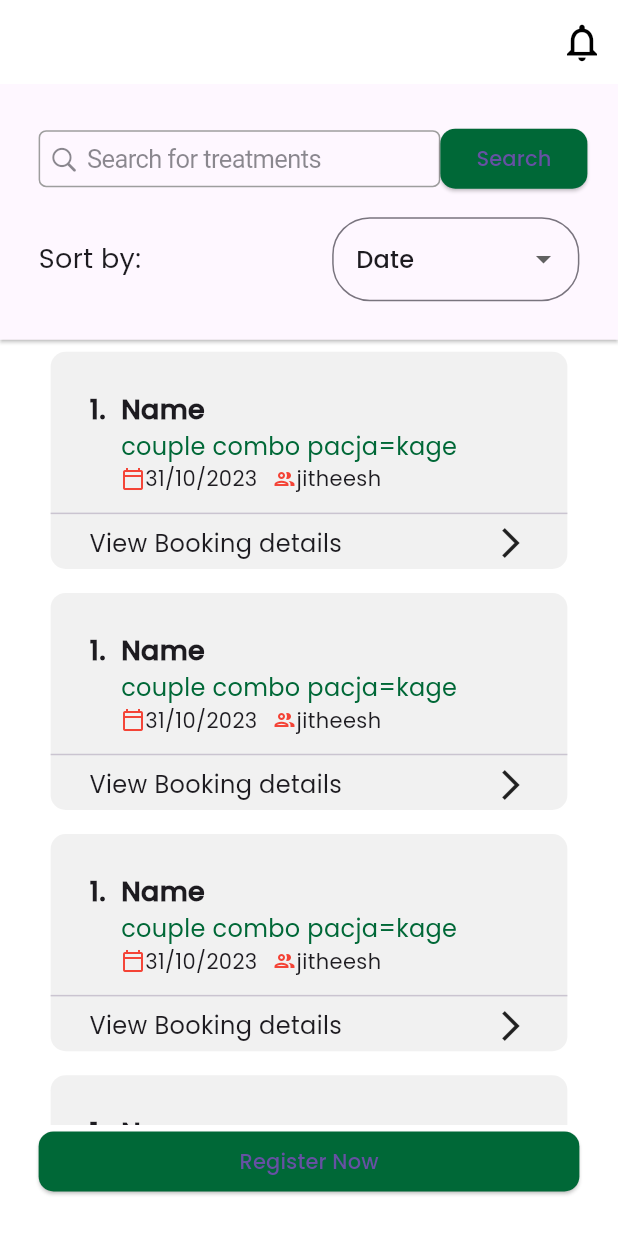
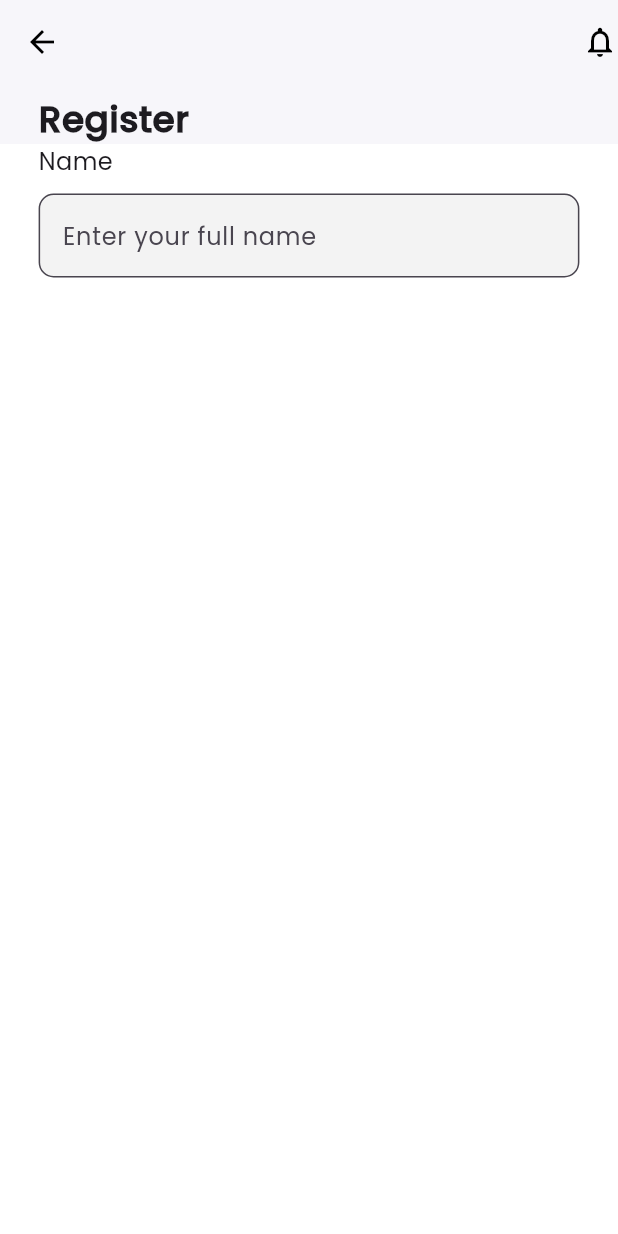
Before and after one commit to Athulprakash02/patient-manager, a Flutter app: the HomeScreen screen opened directly, after a tap on "Register Now", on a phone screen of 412 x 824 dp. Run offline on Flutter 3.47's test engine with Material 3 defaults, Android fonts, the phone set to English and light mode, and no system bars; our stand-ins replace shared_preferences; accounts and stored records are empty.

Commit message:
register screen widget created for textfeild

```diff
--- a/lib/views/Register/register.dart
+++ b/lib/views/Register/register.dart
@@ -0,0 +1,56 @@
+import 'package:flutter/material.dart';
+import 'package:patient_manager/views/Register/widgets/details_textfeild_widget.dart';
+
+class RegisterPateinetScreen extends StatelessWidget {
+  RegisterPateinetScreen({super.key});
+  final TextEditingController nameTextController = TextEditingController();
+  final TextEditingController whatsappNumberController =
+      TextEditingController();
+  final TextEditingController addressTextController = TextEditingController();
+  final TextEditingController totalAmountyTextController =
+      TextEditingController();
+  final TextEditingController discountAmountTextController =
+      TextEditingController();
+  final TextEditingController advanceAmountTextController =
+      TextEditingController();
+  final TextEditingController balanceAmountTextController =
+      TextEditingController();
+
+  @override
+  Widget build(BuildContext context) {
+    Size size = MediaQuery.sizeOf(context);
+    return Scaffold(
+      appBar: AppBar(
+        elevation: 1,
+        actions: [Icon(Icons.notifications_none_outlined)],
+        bottom: PreferredSize(
+            preferredSize: Size(size.width, 40),
+            child: Padding(
+              padding: EdgeInsets.symmetric(horizontal: size.width / 16),
+              child: Row(
+                children: [
+                  Text(
+                    'Register',
+                    style: TextStyle(
+                      fontSize: 24,
+                      fontWeight: FontWeight.bold,
+                    ),
+                  ),
+                ],
+              ),
+            )),
+      ),
+      body: SafeArea(
+          child: Column(
+        children: [
+          DetailsTextFeildWidget(
+              size: size,
+              title: 'Name',
+              hintText: 'Enter your full name',
+              controller: nameTextController,
+              keyBoardType: TextInputType.name)
+        ],
+      )),
+    );
+  }
+}
--- /dev/null
+++ b/lib/views/Register/widgets/details_textfeild_widget.dart
@@ -0,0 +1,47 @@
+
+import 'package:flutter/material.dart';
+
+class DetailsTextFeildWidget extends StatelessWidget {
+  const DetailsTextFeildWidget({
+    super.key,
+    required this.size, required this.title, required this.hintText, required this.controller, required this.keyBoardType,
+  });
+ final Size size;
+  final String title;
+  final String hintText;
+
+  final TextEditingController controller;
+  final TextInputType keyBoardType;
+
+
+  @override
+  Widget build(BuildContext context) {
+    return Padding(
+      padding: EdgeInsets.only(left:size.width/16, right: size.width/16,),
+      child: Column(
+        crossAxisAlignment: CrossAxisAlignment.start,
+        children: [
+    Text(
+     title ,
+      style: const TextStyle(fontSize: 16),
+    ),
+    const SizedBox(
+      height: 10,
+    ),
+    TextFormField(
+      keyboardType: keyBoardType,
+
+      controller: controller,
+      decoration: InputDecoration(
+        hintText: hintText,
+          fillColor: Color.fromARGB(79, 217, 217, 217),
+          filled: true,
+          border: OutlineInputBorder(
+
+              borderRadius: BorderRadius.circular(10))),
+    )
+        ],
+      ),
+    );
+  }
+}
--- a/lib/views/auth/widgets/login_textfeild_widget.dart
+++ b/lib/views/auth/widgets/login_textfeild_widget.dart
@@ -35,7 +35,7 @@ class LoginTextFeildWidget extends StatelessWidget {
             controller: controller,
             decoration: InputDecoration(
               hintText: hintText,
-                fillColor: const Color.fromARGB(255, 239, 237, 237),
+                fillColor: const Color.fromARGB(79, 217, 217, 217),
                 filled: true,
                 border: OutlineInputBorder(
                     borderRadius: BorderRadius.circular(10))),
--- a/lib/views/home/home.dart
+++ b/lib/views/home/home.dart
@@ -1,5 +1,6 @@
 import 'package:flutter/cupertino.dart';
 import 'package:flutter/material.dart';
+import 'package:patient_manager/views/Register/register.dart';
 import 'package:patient_manager/views/home/widgets/patient_details_widget.dart';
 
 // ignore: must_be_immutable
@@ -45,7 +46,8 @@ class HomeScreen extends StatelessWidget {
                                   color: Colors.grey,
                                 )),
                           )),
-                      ElevatedButton(onPressed: () {}, child: const Text('Search'))
+                      ElevatedButton(
+                          onPressed: () {}, child: const Text('Search'))
                     ],
                   ),
                   const SizedBox(
@@ -115,8 +117,13 @@ class HomeScreen extends StatelessWidget {
                 bottom: size.width / 16),
             child: SizedBox(
               width: size.width,
-              child:
-                  ElevatedButton(onPressed: () {}, child: const Text('Register Now')),
+              child: ElevatedButton(
+                  onPressed: () {
+                    Navigator.of(context).push(MaterialPageRoute(
+                      builder: (context) => RegisterPateinetScreen(),
+                    ));
+                  },
+                  child: const Text('Register Now')),
             ),
           )
         ],
```
